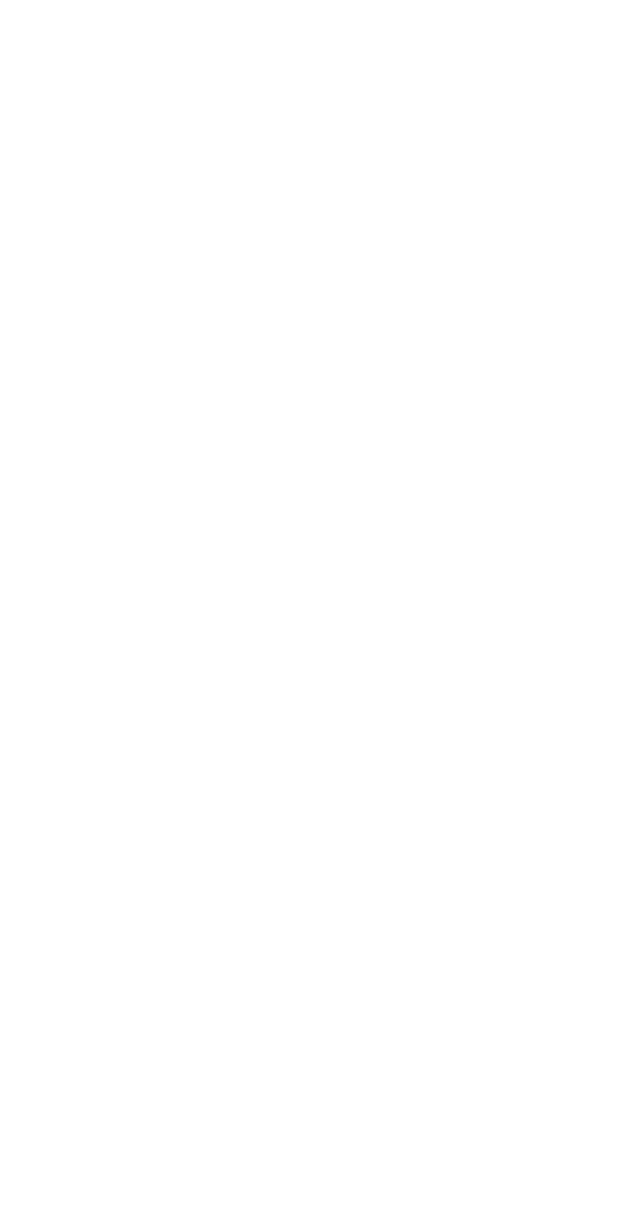
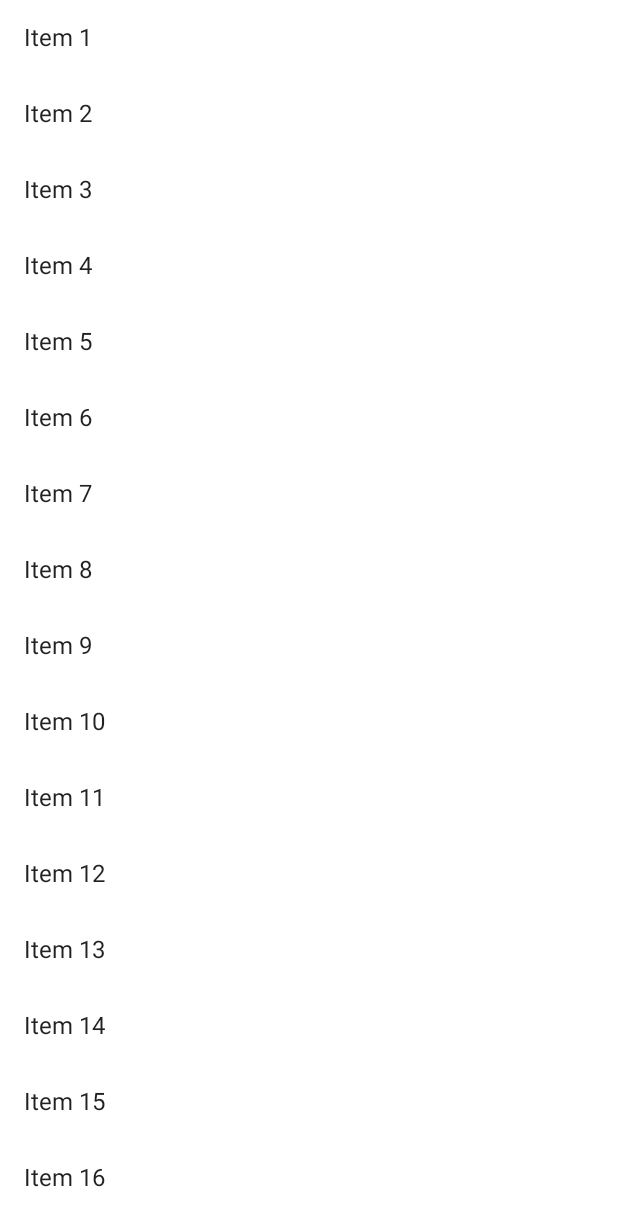
Before and after one commit to levkaantonov/ComposeTraining, an Android app built with Jetpack Compose: the screen it shows after launch (MainActivity), on a phone screen of 412 x 824 dp. Before the commit the part shown is empty. Shown: the top 1226 px of the screen. Run offline under Robolectric (Android 15) with nearby library versions, the phone set to English and light mode, and no system bars.

Commit message:
multi select list

```diff
--- a/app/src/main/java/levkaantonov/com/study/composetraining/MainActivity.kt
+++ b/app/src/main/java/levkaantonov/com/study/composetraining/MainActivity.kt
@@ -3,11 +3,21 @@ package levkaantonov.com.study.composetraining
 import android.os.Bundle
 import androidx.activity.ComponentActivity
 import androidx.activity.compose.setContent
+import androidx.compose.foundation.clickable
+import androidx.compose.foundation.layout.*
+import androidx.compose.foundation.lazy.LazyColumn
+import androidx.compose.material.Icon
 import androidx.compose.material.MaterialTheme
 import androidx.compose.material.Surface
 import androidx.compose.material.Text
-import androidx.compose.runtime.Composable
+import androidx.compose.material.icons.Icons
+import androidx.compose.material.icons.filled.Check
+import androidx.compose.runtime.*
+import androidx.compose.ui.Alignment
+import androidx.compose.ui.Modifier
+import androidx.compose.ui.graphics.Color
 import androidx.compose.ui.tooling.preview.Preview
+import androidx.compose.ui.unit.dp
 import levkaantonov.com.study.composetraining.ui.theme.ComposeTrainingTheme
 
 class MainActivity : ComponentActivity() {
@@ -15,9 +25,52 @@ class MainActivity : ComponentActivity() {
         super.onCreate(savedInstanceState)
         setContent {
             ComposeTrainingTheme {
-                Surface(color = MaterialTheme.colors.background) {
+                var items by remember {
+                    mutableStateOf(
+                        (1..20).map {
+                            ListItem(
+                                title = "Item $it",
+                                isSelected = false
+                            )
+                        }
+                    )
+                }
+                LazyColumn(
+                    modifier = Modifier.fillMaxSize()
+                ) {
+                    items(items.size) { i ->
+                        Row(
+                            modifier = Modifier
+                                .fillMaxWidth()
+                                .clickable {
+                                    items = items.mapIndexed { j, item ->
+                                        if (i == j) {
+                                            item.copy(isSelected = !item.isSelected)
+                                        } else item
+                                    }
+                                }
+                                .padding(16.dp),
+                            horizontalArrangement = Arrangement.SpaceBetween,
+                            verticalAlignment = Alignment.CenterVertically
+                        ) {
+                            Text(text = items[i].title)
+                            if (items[i].isSelected) {
+                                Icon(
+                                    imageVector = Icons.Default.Check,
+                                    contentDescription = "Selected",
+                                    tint = Color.Green,
+                                    modifier = Modifier.size(20.dp)
+                                )
+                            }
+                        }
+                    }
                 }
             }
         }
     }
 }
+
+data class ListItem(
+    val title: String,
+    val isSelected: Boolean
+)
```
